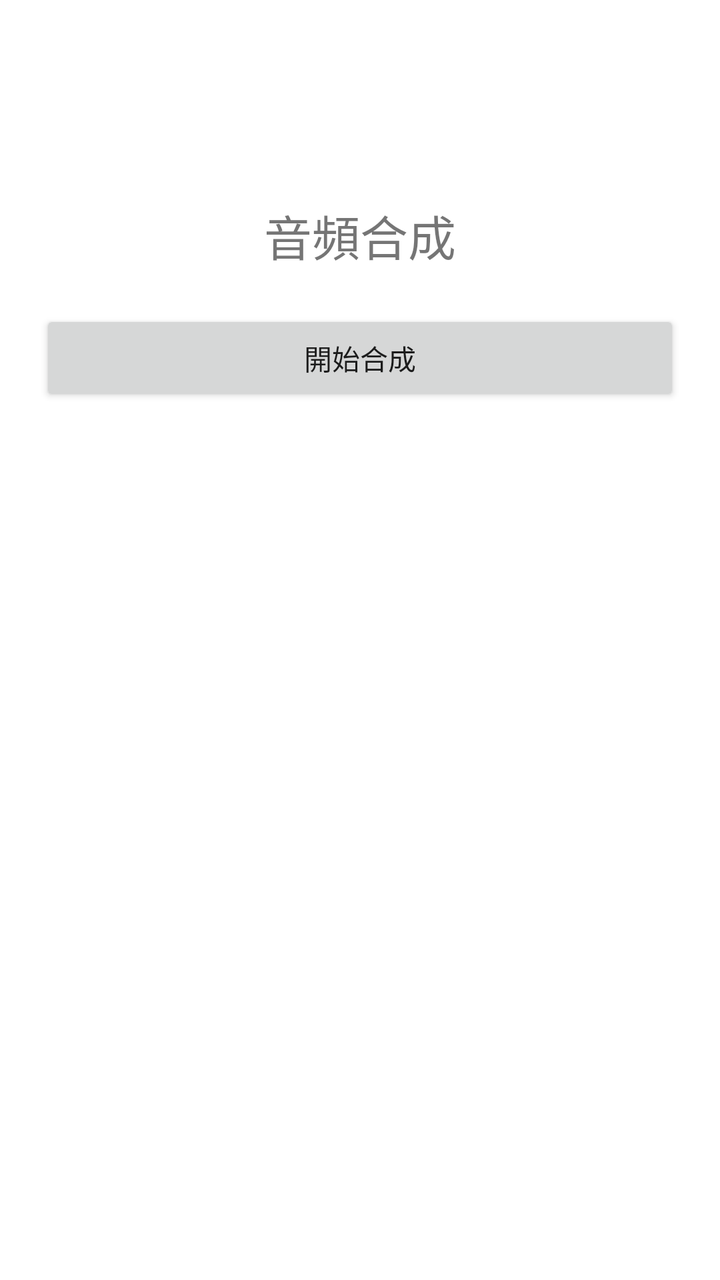
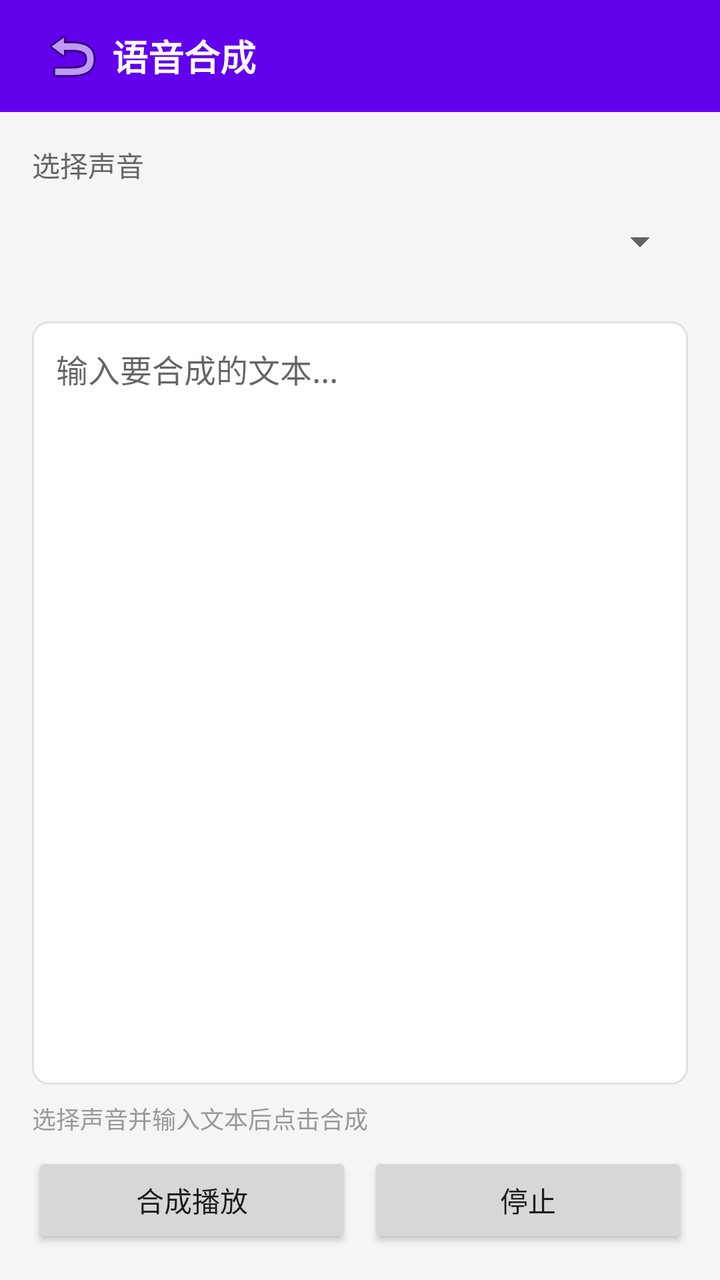

Compare the two renders of this Android layout. The source of the first and the diff that turns it into the second are given below.
<!-- AndroidManifest.xml: application theme AppTheme -->
<!-- res/layout/activity_audio_synthesis.xml -->
<?xml version="1.0" encoding="utf-8"?>
<LinearLayout xmlns:android="http://schemas.android.com/apk/res/android"
    android:layout_width="match_parent"
    android:layout_height="match_parent"
    android:orientation="vertical"
    android:background="#FFFFFF">

    <TextView
        android:layout_width="match_parent"
        android:layout_height="wrap_content"
        android:text="音頻合成"
        android:textSize="24sp"
        android:gravity="center"
        android:layout_marginTop="100dp"/>

    <Button
        android:layout_width="match_parent"
        android:layout_height="wrap_content"
        android:text="開始合成"
        android:layout_margin="20dp"/>
</LinearLayout>
<!-- resources referenced by this layout -->
<resources>
  <style name="AppTheme" parent="Theme.AppCompat.Light.NoActionBar">
          <item name="colorPrimary">#FF6200EE</item>
          <item name="colorPrimaryDark">#FF3700B3</item>
          <item name="colorAccent">#FF03DAC5</item>
      </style>
</resources>

<!-- the commit's change to res/layout/activity_audio_synthesis.xml (unified diff, before → after) -->
@@ -3,19 +3,63 @@
     android:layout_width="match_parent"
     android:layout_height="match_parent"
     android:orientation="vertical"
-    android:background="#FFFFFF">
+    android:background="#F5F5F5">
 
-    <TextView
+    <LinearLayout
         android:layout_width="match_parent"
-        android:layout_height="wrap_content"
-        android:text="音頻合成"
-        android:textSize="24sp"
-        android:gravity="center"
-        android:layout_marginTop="100dp"/>
+        android:layout_height="56dp"
+        android:background="#FF6200EE"
+        android:gravity="center_vertical"
+        android:paddingHorizontal="16dp">
+        <ImageButton android:id="@+id/btn_back"
+            android:layout_width="40dp" android:layout_height="40dp"
+            android:src="@android:drawable/ic_menu_revert"
+            android:background="?attr/selectableItemBackgroundBorderless"/>
+        <TextView
+            android:layout_width="0dp" android:layout_height="wrap_content"
+            android:layout_weight="1" android:text="语音合成"
+            android:textColor="#FFFFFF" android:textSize="18sp" android:textStyle="bold"/>
+    </LinearLayout>
 
-    <Button
+    <LinearLayout
         android:layout_width="match_parent"
-        android:layout_height="wrap_content"
-        android:text="開始合成"
-        android:layout_margin="20dp"/>
+        android:layout_height="0dp"
+        android:layout_weight="1"
+        android:orientation="vertical"
+        android:padding="16dp">
+
+        <TextView
+            android:layout_width="wrap_content" android:layout_height="wrap_content"
+            android:text="选择声音" android:textSize="14sp" android:textColor="#666666"/>
+        <Spinner android:id="@+id/sp_voice"
+            android:layout_width="match_parent" android:layout_height="48dp"
+            android:layout_marginTop="4dp" android:layout_marginBottom="16dp"/>
+
+        <EditText android:id="@+id/et_text"
+            android:layout_width="match_parent" android:layout_height="0dp"
+            android:layout_weight="1"
+            android:hint="输入要合成的文本..."
+            android:gravity="top|start"
+            android:background="@drawable/item_bg"
+            android:padding="12dp"
+            android:textSize="16sp"
+            android:inputType="textMultiLine"/>
+
+        <TextView android:id="@+id/tv_status"
+            android:layout_width="match_parent" android:layout_height="wrap_content"
+            android:text="选择声音并输入文本后点击合成"
+            android:textSize="12sp" android:textColor="#999999"
+            android:layout_marginTop="8dp"/>
+
+        <LinearLayout
+            android:layout_width="match_parent" android:layout_height="wrap_content"
+            android:orientation="horizontal" android:layout_marginTop="8dp">
+            <Button android:id="@+id/btn_speak"
+                android:layout_width="0dp" android:layout_height="48dp"
+                android:layout_weight="1" android:text="合成播放"/>
+            <Button android:id="@+id/btn_stop"
+                android:layout_width="0dp" android:layout_height="48dp"
+                android:layout_weight="1" android:text="停止" android:layout_marginStart="8dp"/>
+        </LinearLayout>
+    </LinearLayout>
 </LinearLayout>
<!-- resource entries referenced after the edit -->
@@ -1,5 +1,13 @@
 <!-- resources referenced by this layout -->
 <resources>
+  <!-- drawable item_bg (drawable) -->
+  <?xml version="1.0" encoding="utf-8"?>
+  <shape xmlns:android="http://schemas.android.com/apk/res/android"
+      android:shape="rectangle">
+      <solid android:color="#FFFFFF"/>
+      <corners android:radius="8dp"/>
+      <stroke android:width="1dp" android:color="#E0E0E0"/>
+  </shape>
   <style name="AppTheme" parent="Theme.AppCompat.Light.NoActionBar">
           <item name="colorPrimary">#FF6200EE</item>
           <item name="colorPrimaryDark">#FF3700B3</item>
